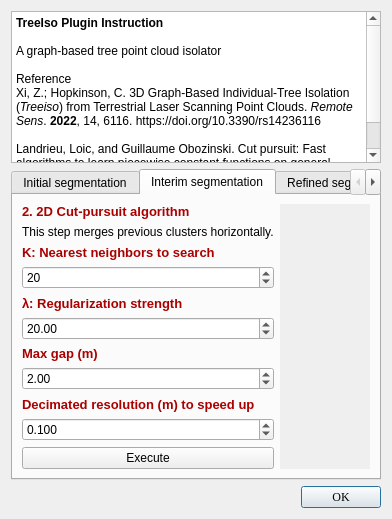
Above: ui/TreeIsoDlg.ui from truebelief/cc-treeiso-plugin before the change. Below: the same form after it.
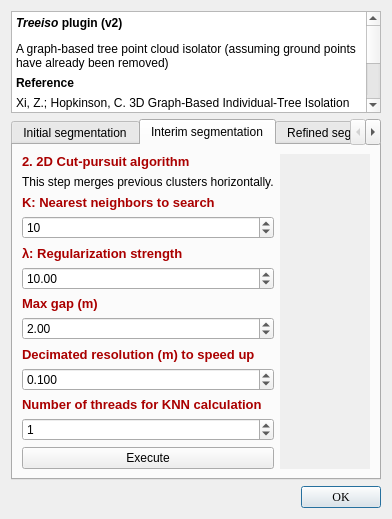
That is the form after the change. The open tabs and pages were chosen to show the change. Icons and pictures are not drawn.

```diff
--- a/ui/TreeIsoDlg.ui
+++ b/ui/TreeIsoDlg.ui
@@ -23,22 +23,8 @@
      <property name="readOnly">
       <bool>true</bool>
      </property>
-     <property name="html">
-      <string>&lt;!DOCTYPE HTML PUBLIC &quot;-//W3C//DTD HTML 4.0//EN&quot; &quot;http://www.w3.org/TR/REC-html40/strict.dtd&quot;&gt;
-&lt;html&gt;&lt;head&gt;&lt;meta name=&quot;qrichtext&quot; content=&quot;1&quot; /&gt;&lt;style type=&quot;text/css&quot;&gt;
-p, li { white-space: pre-wrap; }
-&lt;/style&gt;&lt;/head&gt;&lt;body style=&quot; font-family:'MS Shell Dlg 2'; font-size:8.25pt; font-weight:400; font-style:normal;&quot;&gt;
-&lt;p style=&quot; margin-top:0px; margin-bottom:0px; margin-left:0px; margin-right:0px; -qt-block-indent:0; text-indent:0px;&quot;&gt;&lt;span style=&quot; font-family:'Courier New'; font-size:9pt; font-weight:696;&quot;&gt;TreeIso Plugin Instruction&lt;/span&gt;&lt;/p&gt;
-&lt;p style=&quot;-qt-paragraph-type:empty; margin-top:0px; margin-bottom:0px; margin-left:0px; margin-right:0px; -qt-block-indent:0; text-indent:0px; font-family:'Courier New'; font-size:9pt; font-weight:696;&quot;&gt;&lt;br /&gt;&lt;/p&gt;
-&lt;p style=&quot; margin-top:0px; margin-bottom:0px; margin-left:0px; margin-right:0px; -qt-block-indent:0; text-indent:0px;&quot;&gt;&lt;span style=&quot; font-family:'Courier New'; font-size:9pt;&quot;&gt;A graph-based tree point cloud isolator&lt;/span&gt;&lt;/p&gt;
-&lt;p style=&quot;-qt-paragraph-type:empty; margin-top:0px; margin-bottom:0px; margin-left:0px; margin-right:0px; -qt-block-indent:0; text-indent:0px; font-family:'Courier New'; font-size:9pt;&quot;&gt;&lt;br /&gt;&lt;/p&gt;
-&lt;p style=&quot; margin-top:0px; margin-bottom:0px; margin-left:0px; margin-right:0px; -qt-block-indent:0; text-indent:0px;&quot;&gt;&lt;span style=&quot; font-family:'Courier New'; font-size:9pt;&quot;&gt;Reference&lt;/span&gt;&lt;/p&gt;
-&lt;p style=&quot; margin-top:0px; margin-bottom:0px; margin-left:0px; margin-right:0px; -qt-block-indent:0; text-indent:0px;&quot;&gt;&lt;span style=&quot; font-family:'Courier New'; font-size:9pt;&quot;&gt;Xi, Z.; Hopkinson, C. 3D Graph-Based Individual-Tree Isolation (&lt;/span&gt;&lt;span style=&quot; font-family:'Courier New'; font-size:9pt; font-style:italic;&quot;&gt;Treeiso&lt;/span&gt;&lt;span style=&quot; font-family:'Courier New'; font-size:9pt;&quot;&gt;) from Terrestrial Laser Scanning Point Clouds. &lt;/span&gt;&lt;span style=&quot; font-family:'Courier New'; font-size:9pt; font-style:italic;&quot;&gt;Remote Sens&lt;/span&gt;&lt;span style=&quot; font-family:'Courier New'; font-size:9pt;&quot;&gt;. &lt;/span&gt;&lt;span style=&quot; font-family:'Courier New'; font-size:9pt; font-weight:696;&quot;&gt;2022&lt;/span&gt;&lt;span style=&quot; font-family:'Courier New'; font-size:9pt;&quot;&gt;, 14, 6116. https://doi.org/10.3390/rs14236116&lt;/span&gt;&lt;/p&gt;
-&lt;p style=&quot;-qt-paragraph-type:empty; margin-top:0px; margin-bottom:0px; margin-left:0px; margin-right:0px; -qt-block-indent:0; text-indent:0px; font-family:'Courier New'; font-size:9pt;&quot;&gt;&lt;br /&gt;&lt;/p&gt;
-&lt;p style=&quot; margin-top:0px; margin-bottom:0px; margin-left:0px; margin-right:0px; -qt-block-indent:0; text-indent:0px;&quot;&gt;&lt;span style=&quot; font-family:'Courier New'; font-size:9pt;&quot;&gt;Landrieu, Loic, and Guillaume Obozinski. Cut pursuit: Fast algorithms to learn piecewise constant functions on general weighted graphs. SIAM Journal on Imaging Sciences. &lt;/span&gt;&lt;span style=&quot; font-family:'Courier New'; font-size:9pt; font-weight:696;&quot;&gt;2017, &lt;/span&gt;&lt;span style=&quot; font-family:'Courier New'; font-size:9pt;&quot;&gt;10.4, 1724-1766.&lt;/span&gt;&lt;/p&gt;&lt;/body&gt;&lt;/html&gt;</string>
-     </property>
-     <property name="markdown" stdset="0">
-      <string>`TreeIso Plugin Instruction`
+     <property name="markdown">
+      <string>***Treeiso *plugin (v2)**
 
 `A graph-based tree point cloud isolator`
 
@@ -54,6 +40,20 @@
 
 </string>
      </property>
+     <property name="html">
+      <string>&lt;!DOCTYPE HTML PUBLIC &quot;-//W3C//DTD HTML 4.0//EN&quot; &quot;http://www.w3.org/TR/REC-html40/strict.dtd&quot;&gt;
+&lt;html&gt;&lt;head&gt;&lt;meta name=&quot;qrichtext&quot; content=&quot;1&quot; /&gt;&lt;meta charset=&quot;utf-8&quot; /&gt;&lt;style type=&quot;text/css&quot;&gt;
+p, li { white-space: pre-wrap; }
+hr { height: 1px; border-width: 0; }
+li.unchecked::marker { content: &quot;\2610&quot;; }
+li.checked::marker { content: &quot;\2612&quot;; }
+&lt;/style&gt;&lt;/head&gt;&lt;body style=&quot; font-family:'Segoe UI'; font-size:9pt; font-weight:400; font-style:normal;&quot;&gt;
+&lt;p style=&quot; margin-top:12px; margin-bottom:12px; margin-left:0px; margin-right:0px; -qt-block-indent:0; text-indent:0px;&quot;&gt;&lt;span style=&quot; font-weight:700; font-style:italic;&quot;&gt;Treeiso &lt;/span&gt;&lt;span style=&quot; font-weight:700;&quot;&gt;plugin (v2)&lt;/span&gt;&lt;/p&gt;
+&lt;p style=&quot; margin-top:6px; margin-bottom:6px; margin-left:0px; margin-right:0px; -qt-block-indent:0; text-indent:0px;&quot;&gt;&lt;span style=&quot; font-family:'Courier New';&quot;&gt;A graph-based tree point cloud isolator (assuming ground points have already been removed)&lt;/span&gt;&lt;/p&gt;
+&lt;p style=&quot; margin-top:6px; margin-bottom:6px; margin-left:0px; margin-right:0px; -qt-block-indent:0; text-indent:0px;&quot;&gt;&lt;span style=&quot; font-family:'Courier New'; font-weight:700;&quot;&gt;Reference&lt;/span&gt;&lt;/p&gt;
+&lt;p style=&quot; margin-top:6px; margin-bottom:6px; margin-left:0px; margin-right:0px; -qt-block-indent:0; text-indent:0px;&quot;&gt;&lt;span style=&quot; font-family:'Courier New';&quot;&gt;Xi, Z.; Hopkinson, C. 3D Graph-Based Individual-Tree Isolation (Treeiso) from Terrestrial Laser Scanning Point Clouds. Remote Sens. 2022, 14, 6116. https://doi.org/10.3390/rs14236116&lt;/span&gt;&lt;/p&gt;
+&lt;p style=&quot; margin-top:6px; margin-bottom:6px; margin-left:0px; margin-right:0px; -qt-block-indent:0; text-indent:0px;&quot;&gt;&lt;span style=&quot; font-family:'Courier New';&quot;&gt;Landrieu, Loic, and Guillaume Obozinski. Cut pursuit: Fast algorithms to learn piecewise constant functions on general weighted graphs. SIAM Journal on Imaging Sciences. 2017, 10.4, 1724-1766.&lt;/span&gt;&lt;/p&gt;&lt;/body&gt;&lt;/html&gt;</string>
+     </property>
     </widget>
    </item>
    <item>
@@ -304,7 +304,7 @@
               <number>2</number>
              </property>
              <property name="value">
-              <number>20</number>
+              <number>10</number>
              </property>
             </widget>
            </item>
@@ -337,7 +337,7 @@
               <double>0.050000000000000</double>
              </property>
              <property name="value">
-              <double>20.000000000000000</double>
+              <double>10.000000000000000</double>
              </property>
             </widget>
            </item>
@@ -423,6 +423,20 @@
              </property>
             </spacer>
            </item>
+           <item>
+            <widget class="QLabel" name="label_12">
+             <property name="text">
+              <string>&lt;html&gt;&lt;head/&gt;&lt;body&gt;&lt;p&gt;&lt;span style=&quot; font-size:10pt; font-weight:600; color:#aa0000;&quot;&gt;Number of threads for KNN calculation &lt;/span&gt;&lt;/p&gt;&lt;/body&gt;&lt;/html&gt;</string>
+             </property>
+            </widget>
+           </item>
+           <item>
+            <widget class="QSpinBox" name="doubleSpinBoxThreads2">
+             <property name="value">
+              <number>1</number>
+             </property>
+            </widget>
+           </item>
            <item>
             <widget class="QPushButton" name="pushButtonInterSeg">
              <property name="text">
```
Left out of the diff: 20 changed lines with no effect on the pictures.
